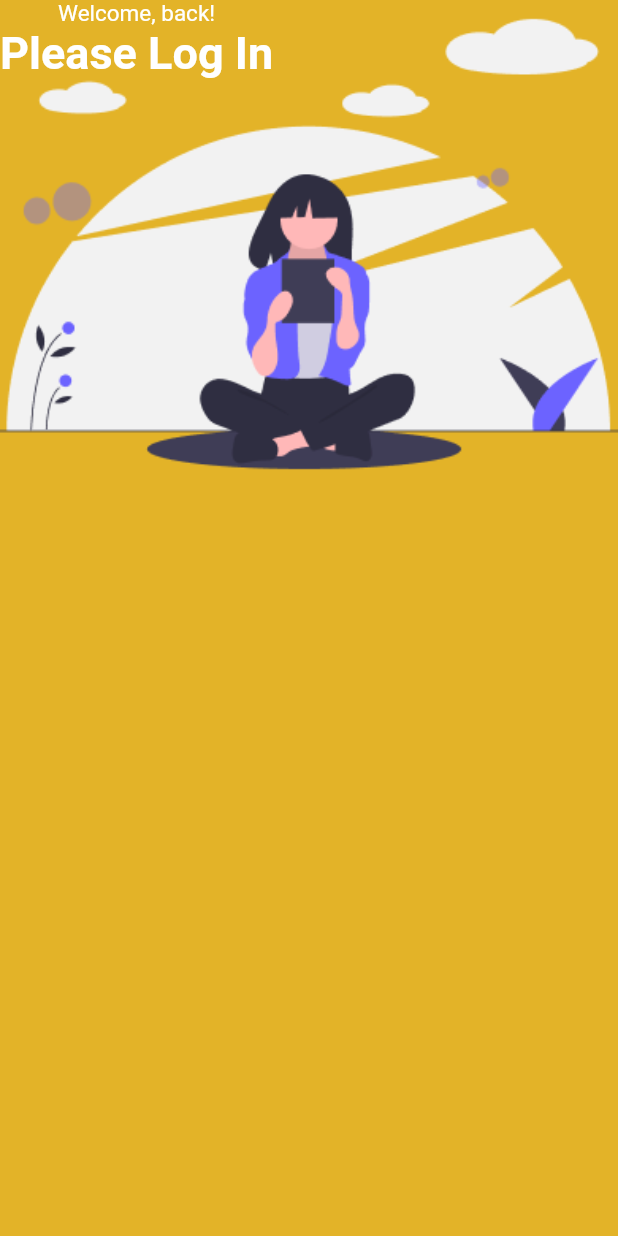
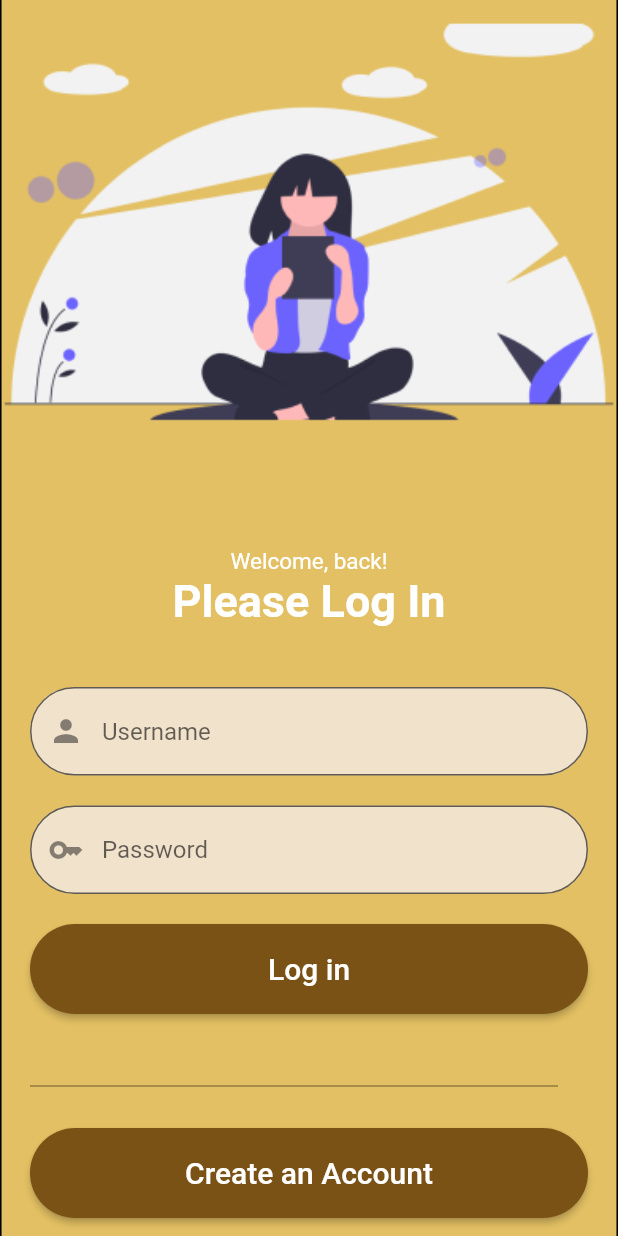
Before and after one commit to Rahulr2101/Textgram, a Flutter app: the screen it shows after launch, on a phone screen of 412 x 824 dp. Run offline on Flutter 3.47's test engine with Material 2 defaults, Android fonts, the phone set to English and light mode, and no system bars; missing offline and left inert: dart:js.

Commit message:
fixed background image.Added login and create an account button.

```diff
--- a/lib/login.dart
+++ b/lib/login.dart
@@ -1,4 +1,5 @@
 import 'package:flutter/material.dart';
+import 'package:flutter/services.dart';
 
 class Mylogin extends StatefulWidget {
   const Mylogin({super.key});
@@ -18,12 +19,15 @@ class _MyloginState extends State<Mylogin> {
         backgroundColor: Colors.transparent,
         body: Column(children: [
           Container(
+            alignment: Alignment.center,
+            padding: EdgeInsets.only(top: 365),
             child: Text(
               'Welcome, back!',
               style: TextStyle(color: Colors.white, fontSize: 15),
             ),
           ),
           Container(
+            alignment: Alignment.center,
             child: Text(
               'Please Log In',
               style: TextStyle(
@@ -31,6 +35,67 @@ class _MyloginState extends State<Mylogin> {
                   fontSize: 30,
                   fontWeight: FontWeight.bold),
             ),
+          ),
+          Container(
+            padding: EdgeInsets.only(left: 20, top: 40, right: 20),
+            child: Column(children: [
+              TextField(
+                decoration: InputDecoration(
+                    hintText: 'Username',
+                    fillColor: Color.fromARGB(-1, 241, 226, 204),
+                    filled: true,
+                    prefixIcon: Icon(Icons.person),
+                    border: OutlineInputBorder(
+                        borderRadius: BorderRadius.circular(40))),
+              ),
+              SizedBox(
+                height: 20,
+              ),
+              TextField(
+                decoration: InputDecoration(
+                    hintText: 'Password',
+                    fillColor: Color.fromARGB(-1, 241, 226, 204),
+                    filled: true,
+                    prefixIcon: Icon(Icons.key),
+                    border: OutlineInputBorder(
+                        borderRadius: BorderRadius.circular(40))),
+              ),
+              SizedBox(
+                height: 20,
+              ),
+              ElevatedButton(
+                  onPressed: () {},
+                  style: ElevatedButton.styleFrom(
+                      primary: Color.fromARGB(-1, 122, 82, 22),
+                      shape: RoundedRectangleBorder(
+                          borderRadius: BorderRadius.circular(40)),
+                      fixedSize: Size(380, 60)),
+                  child: Text(
+                    'Log in',
+                    style: TextStyle(fontWeight: FontWeight.w500, fontSize: 20),
+                  )),
+              SizedBox(
+                height: 40,
+              ),
+              Divider(
+                color: Colors.black54,
+                endIndent: 20,
+              ),
+              SizedBox(
+                height: 20,
+              ),
+              ElevatedButton(
+                  onPressed: () {},
+                  style: ElevatedButton.styleFrom(
+                      primary: Color.fromARGB(-1, 122, 82, 22),
+                      shape: RoundedRectangleBorder(
+                          borderRadius: BorderRadius.circular(40)),
+                      fixedSize: Size(380, 60)),
+                  child: Text(
+                    'Create an Account',
+                    style: TextStyle(fontWeight: FontWeight.w500, fontSize: 20),
+                  )),
+            ]),
           )
         ]),
       ),
```
Also changed, not shown: assets/reading_0re1.png.
